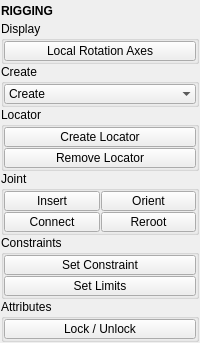
First picture: the form in tentacle/ui/rigging.ui, repository m3trik/tentacle, before the edit.
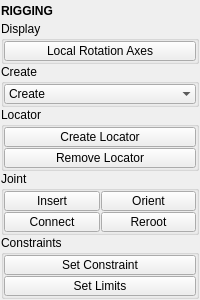
Second picture: the form after the edit. Custom widgets are drawn as their Qt base class.

Patch:
```diff
--- a/tentacle/ui/rigging.ui
+++ b/tentacle/ui/rigging.ui
@@ -10,7 +10,7 @@
     <x>0</x>
     <y>0</y>
     <width>200</width>
-    <height>330</height>
+    <height>293</height>
    </rect>
   </property>
   <property name="toolTip">
@@ -481,52 +481,6 @@
         </layout>
        </widget>
       </item>
-      <item>
-       <widget class="QGroupBox" name="attributes">
-        <property name="title">
-         <string>Attributes</string>
-        </property>
-        <layout class="QVBoxLayout" name="verticalLayout_7">
-         <property name="spacing">
-          <number>1</number>
-         </property>
-         <property name="leftMargin">
-          <number>0</number>
-         </property>
-         <property name="topMargin">
-          <number>0</number>
-         </property>
-         <property name="rightMargin">
-          <number>0</number>
-         </property>
-         <property name="bottomMargin">
-          <number>0</number>
-         </property>
-         <item>
-          <widget class="PushButton" name="tb004">
-           <property name="minimumSize">
-            <size>
-             <width>0</width>
-             <height>20</height>
-            </size>
-           </property>
-           <property name="maximumSize">
-            <size>
-             <width>16777215</width>
-             <height>20</height>
-            </size>
-           </property>
-           <property name="toolTip">
-            <string>&lt;html&gt;&lt;head/&gt;&lt;body&gt;&lt;p&gt;Lock/Unlock object attributes.&lt;/p&gt;&lt;p&gt;Check to lock. &lt;/p&gt;&lt;p&gt;Uncheck to unlock.&lt;/p&gt;&lt;/body&gt;&lt;/html&gt;</string>
-           </property>
-           <property name="text">
-            <string>Lock / Unlock</string>
-           </property>
-          </widget>
-         </item>
-        </layout>
-       </widget>
-      </item>
       <item>
        <spacer name="verticalSpacer">
         <property name="orientation">
@@ -546,6 +500,11 @@
   </widget>
  </widget>
  <customwidgets>
+  <customwidget>
+   <class>PushButton</class>
+   <extends>QPushButton</extends>
+   <header>widgets.pushbutton.h</header>
+  </customwidget>
   <customwidget>
    <class>Header</class>
    <extends>QLabel</extends>
@@ -556,11 +515,6 @@
    <extends>QComboBox</extends>
    <header>uitk.widgets.comboBox.ComboBox.h</header>
   </customwidget>
-  <customwidget>
-   <class>PushButton</class>
-   <extends>QPushButton</extends>
-   <header>widgets.pushbutton.h</header>
-  </customwidget>
  </customwidgets>
  <resources/>
  <connections/>
```
